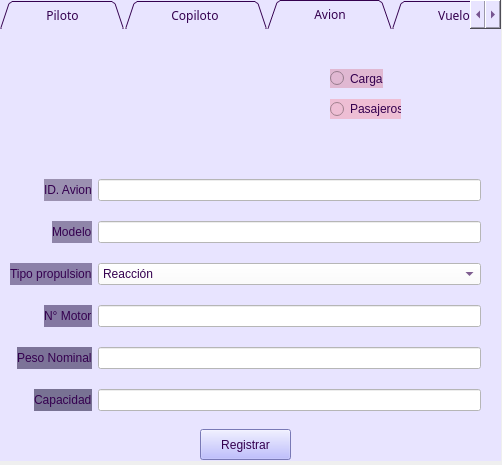
vanesagustin98/Aerocamp, file Interfaces Aeropuerto/vuelo.ui: the form before one commit.
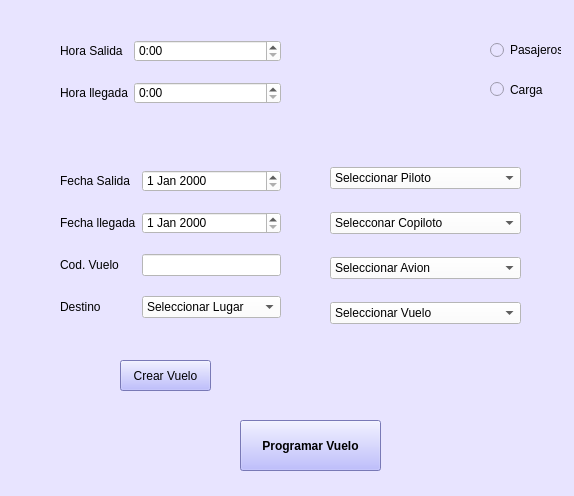
The form after the commit. The open tabs and pages were chosen to show the change. Icons and pictures are not drawn.

Diff of the .ui file:
```diff
--- a/Interfaces Aeropuerto/vuelo.ui
+++ b/Interfaces Aeropuerto/vuelo.ui
@@ -6,1011 +6,28 @@
    <rect>
     <x>0</x>
     <y>0</y>
-    <width>502</width>
-    <height>465</height>
+    <width>574</width>
+    <height>496</height>
    </rect>
   </property>
   <property name="windowTitle">
    <string>Programar Vuelo</string>
   </property>
+  <property name="styleSheet">
+   <string notr="true">background-color: rgb(232, 228, 255);</string>
+  </property>
   <widget class="QWidget" name="centralwidget">
-   <widget class="QTabWidget" name="tabWidget">
-    <property name="enabled">
-     <bool>true</bool>
-    </property>
+   <widget class="QRadioButton" name="radioButton_3">
     <property name="geometry">
      <rect>
-      <x>0</x>
-      <y>0</y>
-      <width>501</width>
-      <height>461</height>
-     </rect>
-    </property>
-    <property name="minimumSize">
-     <size>
-      <width>100</width>
-      <height>0</height>
-     </size>
-    </property>
-    <property name="maximumSize">
-     <size>
-      <width>10000000</width>
-      <height>10000000</height>
-     </size>
-    </property>
-    <property name="sizeIncrement">
-     <size>
-      <width>0</width>
-      <height>0</height>
-     </size>
-    </property>
-    <property name="baseSize">
-     <size>
-      <width>0</width>
-      <height>0</height>
-     </size>
-    </property>
-    <property name="palette">
-     <palette>
-      <active>
-       <colorrole role="WindowText">
-        <brush brushstyle="SolidPattern">
-         <color alpha="255">
-          <red>52</red>
-          <green>0</green>
-          <blue>79</blue>
-         </color>
-        </brush>
-       </colorrole>
-       <colorrole role="Button">
-        <brush brushstyle="SolidPattern">
-         <color alpha="255">
-          <red>232</red>
-          <green>228</green>
-          <blue>255</blue>
-         </color>
-        </brush>
-       </colorrole>
-       <colorrole role="Light">
-        <brush brushstyle="SolidPattern">
-         <color alpha="255">
-          <red>255</red>
-          <green>255</green>
-          <blue>255</blue>
-         </color>
-        </brush>
-       </colorrole>
-       <colorrole role="Midlight">
-        <brush brushstyle="SolidPattern">
-         <color alpha="255">
-          <red>170</red>
-          <green>170</green>
-          <blue>255</blue>
-         </color>
-        </brush>
-       </colorrole>
-       <colorrole role="Dark">
-        <brush brushstyle="SolidPattern">
-         <color alpha="255">
-          <red>85</red>
-          <green>85</green>
-          <blue>127</blue>
-         </color>
-        </brush>
-       </colorrole>
-       <colorrole role="Mid">
-        <brush brushstyle="SolidPattern">
-         <color alpha="255">
-          <red>113</red>
-          <green>113</green>
-          <blue>170</blue>
-         </color>
-        </brush>
-       </colorrole>
-       <colorrole role="Text">
-        <brush brushstyle="SolidPattern">
-         <color alpha="255">
-          <red>52</red>
-          <green>0</green>
-          <blue>79</blue>
-         </color>
-        </brush>
-       </colorrole>
-       <colorrole role="BrightText">
-        <brush brushstyle="SolidPattern">
-         <color alpha="255">
-          <red>170</red>
-          <green>170</green>
-          <blue>255</blue>
-         </color>
-        </brush>
-       </colorrole>
-       <colorrole role="ButtonText">
-        <brush brushstyle="SolidPattern">
-         <color alpha="255">
-          <red>52</red>
-          <green>0</green>
-          <blue>79</blue>
-         </color>
-        </brush>
-       </colorrole>
-       <colorrole role="Base">
-        <brush brushstyle="SolidPattern">
-         <color alpha="255">
-          <red>232</red>
-          <green>228</green>
-          <blue>255</blue>
-         </color>
-        </brush>
-       </colorrole>
-       <colorrole role="Window">
-        <brush brushstyle="SolidPattern">
-         <color alpha="255">
-          <red>232</red>
-          <green>228</green>
-          <blue>255</blue>
-         </color>
-        </brush>
-       </colorrole>
-       <colorrole role="Shadow">
-        <brush brushstyle="SolidPattern">
-         <color alpha="255">
-          <red>0</red>
-          <green>0</green>
-          <blue>0</blue>
-         </color>
-        </brush>
-       </colorrole>
-       <colorrole role="AlternateBase">
-        <brush brushstyle="SolidPattern">
-         <color alpha="255">
-          <red>212</red>
-          <green>212</green>
-          <blue>255</blue>
-         </color>
-        </brush>
-       </colorrole>
-       <colorrole role="ToolTipBase">
-        <brush brushstyle="SolidPattern">
-         <color alpha="255">
-          <red>255</red>
-          <green>255</green>
-          <blue>220</blue>
-         </color>
-        </brush>
-       </colorrole>
-       <colorrole role="ToolTipText">
-        <brush brushstyle="SolidPattern">
-         <color alpha="255">
-          <red>0</red>
-          <green>0</green>
-          <blue>0</blue>
-         </color>
-        </brush>
-       </colorrole>
-      </active>
-      <inactive>
-       <colorrole role="WindowText">
-        <brush brushstyle="SolidPattern">
-         <color alpha="255">
-          <red>52</red>
-          <green>0</green>
-          <blue>79</blue>
-         </color>
-        </brush>
-       </colorrole>
-       <colorrole role="Button">
-        <brush brushstyle="SolidPattern">
-         <color alpha="255">
-          <red>232</red>
-          <green>228</green>
-          <blue>255</blue>
-         </color>
-        </brush>
-       </colorrole>
-       <colorrole role="Light">
-        <brush brushstyle="SolidPattern">
-         <color alpha="255">
-          <red>255</red>
-          <green>255</green>
-          <blue>255</blue>
-         </color>
-        </brush>
-       </colorrole>
-       <colorrole role="Midlight">
-        <brush brushstyle="SolidPattern">
-         <color alpha="255">
-          <red>170</red>
-          <green>170</green>
-          <blue>255</blue>
-         </color>
-        </brush>
-       </colorrole>
-       <colorrole role="Dark">
-        <brush brushstyle="SolidPattern">
-         <color alpha="255">
-          <red>85</red>
-          <green>85</green>
-          <blue>127</blue>
-         </color>
-        </brush>
-       </colorrole>
-       <colorrole role="Mid">
-        <brush brushstyle="SolidPattern">
-         <color alpha="255">
-          <red>113</red>
-          <green>113</green>
-          <blue>170</blue>
-         </color>
-        </brush>
-       </colorrole>
-       <colorrole role="Text">
-        <brush brushstyle="SolidPattern">
-         <color alpha="255">
-          <red>52</red>
-          <green>0</green>
-          <blue>79</blue>
-         </color>
-        </brush>
-       </colorrole>
-       <colorrole role="BrightText">
-        <brush brushstyle="SolidPattern">
-         <color alpha="255">
-          <red>170</red>
-          <green>170</green>
-          <blue>255</blue>
-         </color>
-        </brush>
-       </colorrole>
-       <colorrole role="ButtonText">
-        <brush brushstyle="SolidPattern">
-         <color alpha="255">
-          <red>52</red>
-          <green>0</green>
-          <blue>79</blue>
-         </color>
-        </brush>
-       </colorrole>
-       <colorrole role="Base">
-        <brush brushstyle="SolidPattern">
-         <color alpha="255">
-          <red>232</red>
-          <green>228</green>
-          <blue>255</blue>
-         </color>
-        </brush>
-       </colorrole>
-       <colorrole role="Window">
-        <brush brushstyle="SolidPattern">
-         <color alpha="255">
-          <red>232</red>
-          <green>228</green>
-          <blue>255</blue>
-         </color>
-        </brush>
-       </colorrole>
-       <colorrole role="Shadow">
-        <brush brushstyle="SolidPattern">
-         <color alpha="255">
-          <red>0</red>
-          <green>0</green>
-          <blue>0</blue>
-         </color>
-        </brush>
-       </colorrole>
-       <colorrole role="AlternateBase">
-        <brush brushstyle="SolidPattern">
-         <color alpha="255">
-          <red>212</red>
-          <green>212</green>
-          <blue>255</blue>
-         </color>
-        </brush>
-       </colorrole>
-       <colorrole role="ToolTipBase">
-        <brush brushstyle="SolidPattern">
-         <color alpha="255">
-          <red>255</red>
-          <green>255</green>
-          <blue>220</blue>
-         </color>
-        </brush>
-       </colorrole>
-       <colorrole role="ToolTipText">
-        <brush brushstyle="SolidPattern">
-         <color alpha="255">
-          <red>0</red>
-          <green>0</green>
-          <blue>0</blue>
-         </color>
-        </brush>
-       </colorrole>
-      </inactive>
-      <disabled>
-       <colorrole role="WindowText">
-        <brush brushstyle="SolidPattern">
-         <color alpha="255">
-          <red>52</red>
-          <green>0</green>
-          <blue>79</blue>
-         </color>
-        </brush>
-       </colorrole>
-       <colorrole role="Button">
-        <brush brushstyle="SolidPattern">
-         <color alpha="255">
-          <red>232</red>
-          <green>228</green>
-          <blue>255</blue>
-         </color>
-        </brush>
-       </colorrole>
-       <colorrole role="Light">
-        <brush brushstyle="SolidPattern">
-         <color alpha="255">
-          <red>255</red>
-          <green>255</green>
-          <blue>255</blue>
-         </color>
-        </brush>
-       </colorrole>
-       <colorrole role="Midlight">
-        <brush brushstyle="SolidPattern">
-         <color alpha="255">
-          <red>170</red>
-          <green>170</green>
-          <blue>255</blue>
-         </color>
-        </brush>
-       </colorrole>
-       <colorrole role="Dark">
-        <brush brushstyle="SolidPattern">
-         <color alpha="255">
-          <red>85</red>
-          <green>85</green>
-          <blue>127</blue>
-         </color>
-        </brush>
-       </colorrole>
-       <colorrole role="Mid">
-        <brush brushstyle="SolidPattern">
-         <color alpha="255">
-          <red>113</red>
-          <green>113</green>
-          <blue>170</blue>
-         </color>
-        </brush>
-       </colorrole>
-       <colorrole role="Text">
-        <brush brushstyle="SolidPattern">
-         <color alpha="255">
-          <red>52</red>
-          <green>0</green>
-          <blue>79</blue>
-         </color>
-        </brush>
-       </colorrole>
-       <colorrole role="BrightText">
-        <brush brushstyle="SolidPattern">
-         <color alpha="255">
-          <red>170</red>
-          <green>170</green>
-          <blue>255</blue>
-         </color>
-        </brush>
-       </colorrole>
-       <colorrole role="ButtonText">
-        <brush brushstyle="SolidPattern">
-         <color alpha="255">
-          <red>52</red>
-          <green>0</green>
-          <blue>79</blue>
-         </color>
-        </brush>
-       </colorrole>
-       <colorrole role="Base">
-        <brush brushstyle="SolidPattern">
-         <color alpha="255">
-          <red>232</red>
-          <green>228</green>
-          <blue>255</blue>
-         </color>
-        </brush>
-       </colorrole>
-       <colorrole role="Window">
-        <brush brushstyle="SolidPattern">
-         <color alpha="255">
-          <red>232</red>
-          <green>228</green>
-          <blue>255</blue>
-         </color>
-        </brush>
-       </colorrole>
-       <colorrole role="Shadow">
-        <brush brushstyle="SolidPattern">
-         <color alpha="255">
-          <red>0</red>
-          <green>0</green>
-          <blue>0</blue>
-         </color>
-        </brush>
-       </colorrole>
-       <colorrole role="AlternateBase">
-        <brush brushstyle="SolidPattern">
-         <color alpha="255">
-          <red>170</red>
-          <green>170</green>
-          <blue>255</blue>
-         </color>
-        </brush>
-       </colorrole>
-       <colorrole role="ToolTipBase">
-        <brush brushstyle="SolidPattern">
-         <color alpha="255">
-          <red>255</red>
-          <green>255</green>
-          <blue>220</blue>
-         </color>
-        </brush>
-       </colorrole>
-       <colorrole role="ToolTipText">
-        <brush brushstyle="SolidPattern">
-         <color alpha="255">
-          <red>0</red>
-          <green>0</green>
-          <blue>0</blue>
-         </color>
-        </brush>
-       </colorrole>
-      </disabled>
-     </palette>
-    </property>
-    <property name="font">
-     <font>
-      <family>Book Antiqua</family>
-      <weight>50</weight>
-      <bold>false</bold>
-     </font>
-    </property>
-    <property name="cursor">
-     <cursorShape>ArrowCursor</cursorShape>
-    </property>
-    <property name="acceptDrops">
-     <bool>false</bool>
-    </property>
-    <property name="styleSheet">
-     <string notr="true">background-color: rgb(232, 228, 255);
-border-image: url(:/cct/transparente.png);
-color: rgb(52, 0, 79);</string>
-    </property>
-    <property name="tabPosition">
-     <enum>QTabWidget::North</enum>
-    </property>
-    <property name="tabShape">
-     <enum>QTabWidget::Triangular</enum>
-    </property>
-    <property name="currentIndex">
-     <number>0</number>
-    </property>
-    <property name="iconSize">
-     <size>
-      <width>80</width>
-      <height>16</height>
-     </size>
-    </property>
-    <property name="elideMode">
-     <enum>Qt::ElideNone</enum>
-    </property>
-    <property name="documentMode">
-     <bool>true</bool>
-    </property>
-    <property name="tabsClosable">
-     <bool>false</bool>
-    </property>
-    <property name="movable">
-     <bool>false</bool>
-    </property>
-    <property name="tabBarAutoHide">
-     <bool>true</bool>
-    </property>
-    <widget class="QWidget" name="Piloto">
-     <attribute name="title">
-      <string>           Piloto           </string>
-     </attribute>
-     <widget class="QLabel" name="label">
-      <property name="geometry">
-       <rect>
-        <x>180</x>
-        <y>20</y>
-        <width>131</width>
-        <height>131</height>
-       </rect>
-      </property>
-      <property name="text">
-       <string/>
-      </property>
-      <property name="pixmap">
-       <pixmap resource="logo usuario.qrc">:/cct/iconopiloto.jpg</pixmap>
-      </property>
-     </widget>
-     <widget class="QWidget" name="formLayoutWidget_11">
-      <property name="geometry">
-       <rect>
-        <x>90</x>
-        <y>180</y>
-        <width>291</width>
-        <height>121</height>
-       </rect>
-      </property>
-      <layout class="QFormLayout" name="formLayout_12">
-       <property name="labelAlignment">
-        <set>Qt::AlignRight|Qt::AlignTrailing|Qt::AlignVCenter</set>
-       </property>
-       <property name="verticalSpacing">
-        <number>20</number>
-       </property>
-       <item row="0" column="0">
-        <widget class="QLabel" name="label_43">
-         <property name="styleSheet">
-          <string notr="true">background-color: rgb(150, 139, 172);</string>
-         </property>
-         <property name="text">
-          <string>Nombre</string>
-         </property>
-        </widget>
-       </item>
-       <item row="0" column="1">
-        <widget class="QLineEdit" name="lineEdit_24">
-         <property name="styleSheet">
-          <string notr="true">background-color: rgb(255, 255, 255);</string>
-         </property>
-        </widget>
-       </item>
-       <item row="1" column="0">
-        <widget class="QLabel" name="label_44">
-         <property name="styleSheet">
-          <string notr="true">background-color: rgb(144, 133, 169);</string>
-         </property>
-         <property name="text">
-          <string>ID</string>
-         </property>
-        </widget>
-       </item>
-       <item row="1" column="1">
-        <widget class="QLineEdit" name="lineEdit_25">
-         <property name="styleSheet">
-          <string notr="true">background-color: rgb(255, 255, 255);</string>
-         </property>
-        </widget>
-       </item>
-       <item row="2" column="0">
-        <widget class="QLabel" name="label_45">
-         <property name="styleSheet">
-          <string notr="true">background-color: rgb(138, 125, 166);</string>
-         </property>
-         <property name="text">
-          <string>N° de licencia</string>
-         </property>
-        </widget>
-       </item>
-       <item row="2" column="1">
-        <widget class="QLineEdit" name="lineEdit_26">
-         <property name="styleSheet">
-          <string notr="true">background-color: rgb(255, 255, 255);</string>
-         </property>
-        </widget>
-       </item>
-      </layout>
-     </widget>
-     <widget class="QWidget" name="formLayoutWidget_9">
-      <property name="geometry">
-       <rect>
-        <x>90</x>
-        <y>300</y>
-        <width>291</width>
-        <height>81</height>
-       </rect>
-      </property>
-      <layout class="QFormLayout" name="formLayout_13">
-       <property name="labelAlignment">
-        <set>Qt::AlignBottom|Qt::AlignRight|Qt::AlignTrailing</set>
-       </property>
-       <property name="verticalSpacing">
-        <number>20</number>
-       </property>
-       <item row="0" column="0">
-        <widget class="QLabel" name="label_46">
-         <property name="styleSheet">
-          <string notr="true">background-color: rgb(127, 115, 156);</string>
-         </property>
-         <property name="text">
-          <string>Horas de Experiencia</string>
-         </property>
-        </widget>
-       </item>
-       <item row="1" column="0">
-        <widget class="QLabel" name="label_47">
-         <property name="styleSheet">
-          <string notr="true">background-color: rgb(123, 115, 149);</string>
-         </property>
-         <property name="text">
-          <string>Ultima Revision Medica</string>
-         </property>
-        </widget>
-       </item>
-       <item row="0" column="1">
-        <widget class="QSpinBox" name="spinBox_10">
-         <property name="styleSheet">
-          <string notr="true">background-color: rgb(255, 255, 255);</string>
-         </property>
-        </widget>
-       </item>
-       <item row="1" column="1">
-        <widget class="QDateEdit" name="dateEdit_9">
-         <property name="styleSheet">
-          <string notr="true">background-color: rgb(255, 255, 255);</string>
-         </property>
-        </widget>
-       </item>
-      </layout>
-     </widget>
-     <widget class="QPushButton" name="bt_registrar_piloto_7">
-      <property name="geometry">
-       <rect>
-        <x>180</x>
-        <y>390</y>
-        <width>101</width>
-        <height>41</height>
-       </rect>
-      </property>
-      <property name="styleSheet">
-       <string notr="true">background-color: rgb(170, 170, 255);</string>
-      </property>
-      <property name="text">
-       <string>Registrar</string>
-      </property>
-     </widget>
-    </widget>
-    <widget class="QWidget" name="Copiloto">
-     <attribute name="title">
-      <string>           Copiloto            </string>
-     </attribute>
-     <widget class="QLabel" name="label_2">
-      <property name="geometry">
-       <rect>
-        <x>180</x>
-        <y>20</y>
-        <width>131</width>
-        <height>131</height>
-       </rect>
-      </property>
-      <property name="text">
-       <string/>
-      </property>
-      <property name="pixmap">
-       <pixmap resource="logo usuario.qrc">:/cct/iconopiloto.jpg</pixmap>
-      </property>
-     </widget>
-     <widget class="QPushButton" name="bt_registrar_piloto_6">
-      <property name="geometry">
-       <rect>
-        <x>180</x>
-        <y>390</y>
-        <width>101</width>
-        <height>41</height>
-       </rect>
-      </property>
-      <property name="styleSheet">
-       <string notr="true">background-color: rgb(170, 170, 255);</string>
-      </property>
-      <property name="text">
-       <string>Registrar</string>
-      </property>
-     </widget>
-     <widget class="QWidget" name="formLayoutWidget_10">
-      <property name="geometry">
-       <rect>
-        <x>90</x>
-        <y>180</y>
-        <width>291</width>
-        <height>121</height>
-       </rect>
-      </property>
-      <layout class="QFormLayout" name="formLayout_10">
-       <property name="labelAlignment">
-        <set>Qt::AlignRight|Qt::AlignTrailing|Qt::AlignVCenter</set>
-       </property>
-       <property name="verticalSpacing">
-        <number>20</number>
-       </property>
-       <item row="0" column="0">
-        <widget class="QLabel" name="label_35">
-         <property name="styleSheet">
-          <string notr="true">background-color: rgb(150, 139, 172);</string>
-         </property>
-         <property name="text">
-          <string>Nombre</string>
-         </property>
-        </widget>
-       </item>
-       <item row="0" column="1">
-        <widget class="QLineEdit" name="lineEdit_21">
-         <property name="styleSheet">
-          <string notr="true">background-color: rgb(255, 255, 255);</string>
-         </property>
-        </widget>
-       </item>
-       <item row="1" column="0">
-        <widget class="QLabel" name="label_36">
-         <property name="styleSheet">
-          <string notr="true">background-color: rgb(144, 133, 169);</string>
-         </property>
-         <property name="text">
-          <string>ID</string>
-         </property>
-        </widget>
-       </item>
-       <item row="1" column="1">
-        <widget class="QLineEdit" name="lineEdit_22">
-         <property name="styleSheet">
-          <string notr="true">background-color: rgb(255, 255, 255);</string>
-         </property>
-        </widget>
-       </item>
-       <item row="2" column="0">
-        <widget class="QLabel" name="label_39">
-         <property name="styleSheet">
-          <string notr="true">background-color: rgb(138, 125, 166);</string>
-         </property>
-         <property name="text">
-          <string>N° de licencia</string>
-         </property>
-        </widget>
-       </item>
-       <item row="2" column="1">
-        <widget class="QLineEdit" name="lineEdit_23">
-         <property name="styleSheet">
-          <string notr="true">background-color: rgb(255, 255, 255);</string>
-         </property>
-        </widget>
-       </item>
-      </layout>
-     </widget>
-     <widget class="QWidget" name="formLayoutWidget_4">
-      <property name="geometry">
-       <rect>
-        <x>90</x>
-        <y>300</y>
-        <width>291</width>
-        <height>81</height>
-       </rect>
-      </property>
-      <layout class="QFormLayout" name="formLayout_9">
-       <property name="labelAlignment">
-        <set>Qt::AlignBottom|Qt::AlignRight|Qt::AlignTrailing</set>
-       </property>
-       <property name="verticalSpacing">
-        <number>20</number>
-       </property>
-       <item row="0" column="0">
-        <widget class="QLabel" name="label_34">
-         <property name="styleSheet">
-          <string notr="true">background-color: rgb(127, 115, 156);</string>
-         </property>
-         <property name="text">
-          <string>Horas de Experiencia</string>
-         </property>
-        </widget>
-       </item>
-       <item row="1" column="0">
-        <widget class="QLabel" name="label_40">
-         <property name="styleSheet">
-          <string notr="true">background-color: rgb(123, 115, 149);</string>
-         </property>
-         <property name="text">
-          <string>Ultima Revision Medica</string>
-         </property>
-        </widget>
-       </item>
-       <item row="0" column="1">
-        <widget class="QSpinBox" name="spinBox_9">
-         <property name="styleSheet">
-          <string notr="true">background-color: rgb(255, 255, 255);</string>
-         </property>
-        </widget>
-       </item>
-       <item row="1" column="1">
-        <widget class="QDateEdit" name="dateEdit_8">
-         <property name="styleSheet">
-          <string notr="true">background-color: rgb(255, 255, 255);</string>
-         </property>
-        </widget>
-       </item>
-      </layout>
-     </widget>
-    </widget>
-    <widget class="QWidget" name="Avion">
-     <attribute name="title">
-      <string>           Avion           </string>
-     </attribute>
-     <widget class="QWidget" name="formLayoutWidget_5">
-      <property name="geometry">
-       <rect>
-        <x>10</x>
-        <y>150</y>
-        <width>471</width>
-        <height>253</height>
-       </rect>
-      </property>
-      <layout class="QFormLayout" name="formLayout_5">
-       <property name="labelAlignment">
-        <set>Qt::AlignRight|Qt::AlignTrailing|Qt::AlignVCenter</set>
-       </property>
-       <property name="verticalSpacing">
-        <number>20</number>
-       </property>
-       <item row="0" column="0">
-        <widget class="QLabel" name="label_13">
-         <property name="styleSheet">
-          <string notr="true">background-color: rgb(155, 145, 177);</string>
-         </property>
-         <property name="text">
-          <string>ID. Avion</string>
-         </property>
-        </widget>
-       </item>
-       <item row="0" column="1">
-        <widget class="QLineEdit" name="lineEdit">
-         <property name="styleSheet">
-          <string notr="true">background-color: rgb(255, 255, 255);</string>
-         </property>
-        </widget>
-       </item>
-       <item row="1" column="0">
-        <widget class="QLabel" name="label_14">
-         <property name="styleSheet">
-          <string notr="true">background-color: rgb(143, 133, 169);</string>
-         </property>
-         <property name="text">
-          <string>Modelo</string>
-         </property>
-        </widget>
-       </item>
-       <item row="1" column="1">
-        <widget class="QLineEdit" name="lineEdit_2">
-         <property name="styleSheet">
-          <string notr="true">background-color: rgb(255, 255, 255);</string>
-         </property>
-        </widget>
-       </item>
-       <item row="3" column="1">
-        <widget class="QLineEdit" name="lineEdit_10">
-         <property name="styleSheet">
-          <string notr="true">background-color: rgb(255, 255, 255);</string>
-         </property>
-        </widget>
-       </item>
-       <item row="4" column="0">
-        <widget class="QLabel" name="label_17">
-         <property name="styleSheet">
-          <string notr="true">background-color: rgb(124, 115, 152);</string>
-         </property>
-         <property name="text">
-          <string>Peso Nominal</string>
-         </property>
-        </widget>
-       </item>
-       <item row="4" column="1">
-        <widget class="QLineEdit" name="lineEdit_11">
-         <property name="styleSheet">
-          <string notr="true">background-color: rgb(255, 255, 255);</string>
-         </property>
-        </widget>
-       </item>
-       <item row="5" column="0">
-        <widget class="QLabel" name="label_18">
-         <property name="styleSheet">
-          <string notr="true">background-color: rgb(120, 114, 147);</string>
-         </property>
-         <property name="text">
-          <string>Capacidad</string>
-         </property>
-        </widget>
-       </item>
-       <item row="5" column="1">
-        <widget class="QLineEdit" name="lineEdit_12">
-         <property name="styleSheet">
-          <string notr="true">background-color: rgb(255, 255, 255);</string>
-         </property>
-        </widget>
-       </item>
-       <item row="2" column="0">
-        <widget class="QLabel" name="label_15">
-         <property name="styleSheet">
-          <string notr="true">background-color: rgb(139, 128, 168);</string>
-         </property>
-         <property name="text">
-          <string>Tipo propulsion</string>
-         </property>
-        </widget>
-       </item>
-       <item row="3" column="0">
-        <widget class="QLabel" name="label_16">
-         <property name="styleSheet">
-          <string notr="true">background-color: rgb(131, 119, 161);</string>
-         </property>
-         <property name="text">
-          <string>N° Motor</string>
-         </property>
-        </widget>
-       </item>
-       <item row="2" column="1">
-        <widget class="QComboBox" name="comboBox_2">
-         <property name="styleSheet">
-          <string notr="true">background-color: rgb(255, 255, 255);</string>
-         </property>
-         <item>
-          <property name="text">
-           <string>Reacción</string>
-          </property>
-         </item>
-         <item>
-          <property name="text">
-           <string>Turbo Hélice</string>
-          </property>
-         </item>
-         <item>
-          <property name="text">
-           <string>Hélice</string>
-          </property>
-         </item>
-        </widget>
-       </item>
-      </layout>
-     </widget>
-     <widget class="QPushButton" name="bt_registrar_piloto_3">
-      <property name="geometry">
-       <rect>
-        <x>200</x>
-        <y>400</y>
-        <width>91</width>
-        <height>31</height>
-       </rect>
-      </property>
-      <property name="styleSheet">
-       <string notr="true">background-color: rgb(170, 170, 255);</string>
-      </property>
-      <property name="text">
-       <string>Registrar</string>
-      </property>
-     </widget>
-     <widget class="QLabel" name="label_3">
-      <property name="geometry">
-       <rect>
-        <x>180</x>
-        <y>10</y>
-        <width>131</width>
-        <height>131</height>
-       </rect>
-      </property>
-      <property name="text">
-       <string/>
-      </property>
-      <property name="pixmap">
-       <pixmap resource="logo usuario.qrc">:/cct/iconoregistroavion.jpg</pixmap>
-      </property>
-     </widget>
-     <widget class="QRadioButton" name="radioButton">
-      <property name="geometry">
-       <rect>
-        <x>330</x>
-        <y>40</y>
+      <x>490</x>
+      <y>80</y>
         <width>53</width>
         <height>19</height>
        </rect>
       </property>
       <property name="styleSheet">
-       <string notr="true">background-color: rgb(224, 184, 210);</string>
+     <string notr="true">background-color: rgb(232, 228, 255);</string>
       </property>
       <property name="text">
        <string>Carga</string>
@@ -1019,33 +36,50 @@
      <widget class="QRadioButton" name="radioButton_2">
       <property name="geometry">
        <rect>
-        <x>330</x>
-        <y>70</y>
+      <x>490</x>
+      <y>40</y>
         <width>71</width>
         <height>20</height>
        </rect>
       </property>
       <property name="styleSheet">
-       <string notr="true">background-color: rgb(238, 190, 212);</string>
+     <string notr="true">background-color: rgb(232, 228, 255);</string>
       </property>
       <property name="text">
        <string>Pasajeros</string>
       </property>
      </widget>
-    </widget>
-    <widget class="QWidget" name="Vuelo">
-     <attribute name="title">
-      <string>           Vuelo           </string>
-     </attribute>
+   <widget class="QLabel" name="label_3">
+    <property name="geometry">
+     <rect>
+      <x>330</x>
+      <y>30</y>
+      <width>131</width>
+      <height>81</height>
+     </rect>
+    </property>
+    <property name="styleSheet">
+     <string notr="true">border-image: url(:/cct/iconoavion.jpg);</string>
+    </property>
+    <property name="text">
+     <string>&lt;html&gt;&lt;head/&gt;&lt;body&gt;&lt;p&gt;&lt;br/&gt;&lt;/p&gt;&lt;/body&gt;&lt;/html&gt;</string>
+    </property>
+   </widget>
      <widget class="QPushButton" name="crearVuelo">
       <property name="geometry">
        <rect>
-        <x>190</x>
-        <y>340</y>
-        <width>121</width>
-        <height>41</height>
-       </rect>
-      </property>
+      <x>240</x>
+      <y>420</y>
+      <width>141</width>
+      <height>51</height>
+     </rect>
+    </property>
+    <property name="font">
+     <font>
+      <weight>75</weight>
+      <bold>true</bold>
+     </font>
+    </property>
       <property name="styleSheet">
        <string notr="true">background-color: rgb(170, 170, 255);</string>
       </property>
@@ -1053,13 +87,73 @@
        <string>Programar Vuelo</string>
       </property>
      </widget>
+   <widget class="QWidget" name="verticalLayoutWidget">
+    <property name="geometry">
+     <rect>
+      <x>330</x>
+      <y>150</y>
+      <width>191</width>
+      <height>191</height>
+     </rect>
+    </property>
+    <layout class="QVBoxLayout" name="verticalLayout">
+     <item>
+      <widget class="QComboBox" name="comboBox_3">
+       <property name="styleSheet">
+        <string notr="true">background-color: rgb(255, 255, 255);</string>
+       </property>
+       <item>
+        <property name="text">
+         <string>Seleccionar Piloto</string>
+        </property>
+       </item>
+      </widget>
+     </item>
+     <item>
+      <widget class="QComboBox" name="comboBox_5">
+       <property name="styleSheet">
+        <string notr="true">background-color: rgb(255, 255, 255);</string>
+       </property>
+       <item>
+        <property name="text">
+         <string>Selecconar Copiloto</string>
+        </property>
+       </item>
+      </widget>
+     </item>
+     <item>
+      <widget class="QComboBox" name="comboBox_6">
+       <property name="styleSheet">
+        <string notr="true">background-color: rgb(255, 255, 255);</string>
+       </property>
+       <item>
+        <property name="text">
+         <string>Seleccionar Avion</string>
+        </property>
+       </item>
+      </widget>
+     </item>
+     <item>
+      <widget class="QComboBox" name="comboBox_4">
+       <property name="styleSheet">
+        <string notr="true">background-color: rgb(255, 255, 255);</string>
+       </property>
+       <item>
+        <property name="text">
+         <string>Seleccionar Vuelo</string>
+        </property>
+       </item>
+      </widget>
+     </item>
+    </layout>
+   </widget>
      <widget class="QWidget" name="formLayoutWidget_6">
       <property name="geometry">
        <rect>
-        <x>40</x>
+      <x>60</x>
         <y>170</y>
         <width>221</width>
-        <height>161</height>
+      <height>171</height>
        </rect>
       </property>
       <layout class="QFormLayout" name="formLayout_6">
@@ -1069,7 +163,7 @@
        <item row="0" column="0">
         <widget class="QLabel" name="label_19">
          <property name="styleSheet">
-          <string notr="true">background-color: rgb(150, 139, 175);</string>
+        <string notr="true">background-color: rgb(232, 228, 255);</string>
          </property>
          <property name="text">
           <string>Fecha Salida</string>
@@ -1086,7 +180,7 @@
        <item row="1" column="0">
         <widget class="QLabel" name="label_21">
          <property name="styleSheet">
-          <string notr="true">background-color: rgb(144, 134, 170);</string>
+        <string notr="true">background-color: rgb(232, 228, 255);</string>
          </property>
          <property name="text">
           <string>Fecha llegada</string>
@@ -1103,7 +197,7 @@
        <item row="2" column="0">
         <widget class="QLabel" name="label_23">
          <property name="styleSheet">
-          <string notr="true">background-color: rgb(136, 125, 165);</string>
+        <string notr="true">background-color: rgb(232, 228, 255);</string>
          </property>
          <property name="text">
           <string>Cod. Vuelo</string>
@@ -1120,7 +214,7 @@
        <item row="3" column="0">
         <widget class="QLabel" name="label_24">
          <property name="styleSheet">
-          <string notr="true">background-color: rgb(127, 115, 157);</string>
+        <string notr="true">background-color: rgb(232, 228, 255);</string>
          </property>
          <property name="text">
           <string>Destino</string>
@@ -1134,24 +228,35 @@
          </property>
          <item>
           <property name="text">
-           <string>Bogotá</string>
-          </property>
-         </item>
-         <item>
-          <property name="text">
-           <string>Medellín</string>
+         <string>Seleccionar Lugar</string>
           </property>
          </item>
         </widget>
        </item>
       </layout>
      </widget>
+   <widget class="QPushButton" name="pushButton">
+    <property name="geometry">
+     <rect>
+      <x>120</x>
+      <y>360</y>
+      <width>91</width>
+      <height>31</height>
+     </rect>
+    </property>
+    <property name="styleSheet">
+     <string notr="true">background-color: rgb(170, 170, 255);</string>
+    </property>
+    <property name="text">
+     <string>Crear Vuelo</string>
+    </property>
+   </widget>
      <widget class="QWidget" name="formLayoutWidget_7">
       <property name="geometry">
        <rect>
         <x>60</x>
         <y>40</y>
-        <width>181</width>
+      <width>221</width>
         <height>71</height>
        </rect>
       </property>
@@ -1162,7 +267,7 @@
        <item row="0" column="0">
         <widget class="QLabel" name="label_20">
          <property name="styleSheet">
-          <string notr="true">background-color: rgb(229, 182, 207);</string>
+        <string notr="true">background-color: rgb(232, 228, 255);</string>
          </property>
          <property name="text">
           <string>Hora Salida</string>
@@ -1199,7 +304,7 @@
        <item row="1" column="0">
         <widget class="QLabel" name="label_22">
          <property name="styleSheet">
-          <string notr="true">background-color: rgb(213, 174, 197);</string>
+        <string notr="true">background-color: rgb(232, 228, 255);</string>
          </property>
          <property name="text">
           <string>Hora llegada</string>
@@ -1218,64 +323,6 @@
        </item>
       </layout>
      </widget>
-     <widget class="QLabel" name="label_4">
-      <property name="geometry">
-       <rect>
-        <x>330</x>
-        <y>20</y>
-        <width>131</width>
-        <height>121</height>
-       </rect>
-      </property>
-      <property name="text">
-       <string/>
-      </property>
-      <property name="pixmap">
-       <pixmap resource="logo usuario.qrc">:/cct/iconoprogramarvuelo.jpg</pixmap>
-      </property>
-     </widget>
-     <widget class="QWidget" name="verticalLayoutWidget">
-      <property name="geometry">
-       <rect>
-        <x>300</x>
-        <y>150</y>
-        <width>191</width>
-        <height>171</height>
-       </rect>
-      </property>
-      <layout class="QVBoxLayout" name="verticalLayout">
-       <item>
-        <widget class="QComboBox" name="comboBox_3">
-         <property name="styleSheet">
-          <string notr="true">background-color: rgb(255, 255, 255);</string>
-         </property>
-        </widget>
-       </item>
-       <item>
-        <widget class="QComboBox" name="comboBox_5">
-         <property name="styleSheet">
-          <string notr="true">background-color: rgb(255, 255, 255);</string>
-         </property>
-        </widget>
-       </item>
-       <item>
-        <widget class="QComboBox" name="comboBox_6">
-         <property name="styleSheet">
-          <string notr="true">background-color: rgb(255, 255, 255);</string>
-         </property>
-        </widget>
-       </item>
-       <item>
-        <widget class="QComboBox" name="comboBox_4">
-         <property name="styleSheet">
-          <string notr="true">background-color: rgb(255, 255, 255);</string>
-         </property>
-        </widget>
-       </item>
-      </layout>
-     </widget>
-    </widget>
-   </widget>
   </widget>
  </widget>
  <resources>
```
Left out of the diff: 1 changed line with no effect on the pictures. Lines whose indentation alone changed are shown as unchanged.
